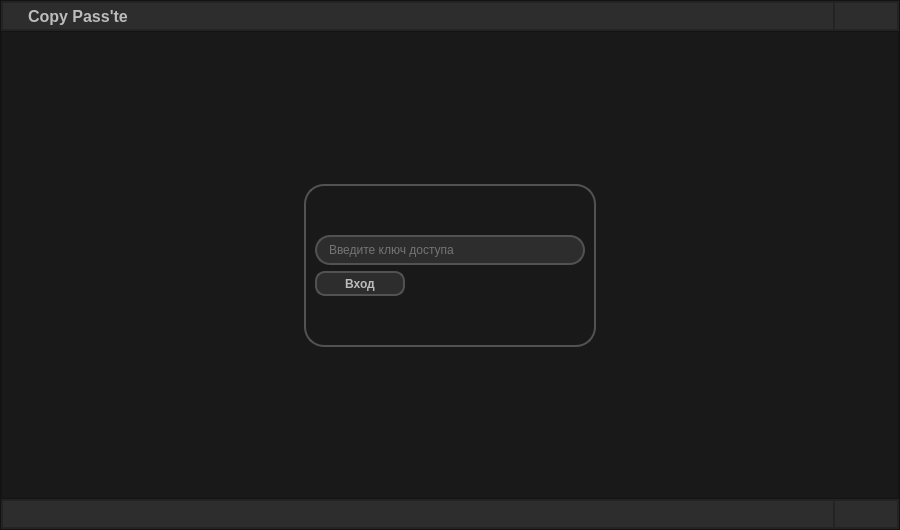
Old version of the form Main Source/ui_main.ui in the repository asyakoshka/Copy-Pass-te-Windows.
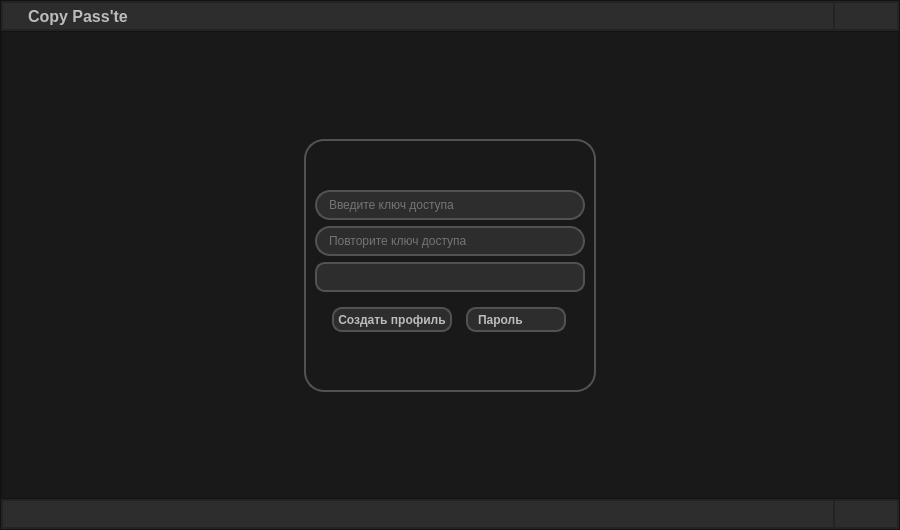
New version of the form. Icons and pictures are not drawn.

```diff
--- a/Main Source/ui_main.ui
+++ b/Main Source/ui_main.ui
@@ -25,6 +25,9 @@
    <string>Copy Pass'te</string>
   </property>
   <widget class="QWidget" name="centralwidget">
+   <property name="styleSheet">
+    <string notr="true"/>
+   </property>
    <layout class="QVBoxLayout" name="verticalLayout_5">
     <property name="spacing">
      <number>0</number>
@@ -372,6 +375,19 @@
             <property name="layoutDirection">
              <enum>Qt::LeftToRight</enum>
             </property>
+            <property name="styleSheet">
+             <string notr="true">QComboBox QAbstractItemView {
+	color: #BCBCBC;
+	background-color: #2D2D2E;
+	padding-left: 25px;
+	padding-right: 25px;
+	selection-background-color: #525252;
+	selection-border: 10px;
+}
+QComboBox QListView {
+	
+}</string>
+            </property>
             <property name="frameShape">
              <enum>QFrame::NoFrame</enum>
             </property>
@@ -417,45 +433,25 @@
                 </property>
                 <layout class="QGridLayout" name="gridLayout_2">
                  <item row="2" column="0">
-                  <widget class="QPushButton" name="btn_login_enter">
+                  <widget class="QLineEdit" name="edit_auth_rPass">
                    <property name="minimumSize">
                     <size>
-                     <width>90</width>
-                     <height>25</height>
-                    </size>
-                   </property>
-                   <property name="maximumSize">
-                    <size>
-                     <width>90</width>
-                     <height>25</height>
-                    </size>
-                   </property>
-                   <property name="sizeIncrement">
-                    <size>
-                     <width>0</width>
-                     <height>0</height>
-                    </size>
-                   </property>
-                   <property name="baseSize">
-                    <size>
-                     <width>0</width>
-                     <height>0</height>
+                     <width>230</width>
+                     <height>30</height>
                     </size>
                    </property>
                    <property name="font">
                     <font>
                      <family>Segoe UI</family>
-                     <pointsize>9</pointsize>
-                     <weight>75</weight>
-                     <bold>true</bold>
                     </font>
                    </property>
                    <property name="styleSheet">
-                    <string notr="true">QPushButton {
+                    <string notr="true">QLineEdit {
 	background-color: #2D2D2E;
-	color: #BCBCBC;
+	border-radius: 15px;
 	border: 2px solid #525252;
-	border-radius: 10px;
+	padding-left: 10px;
+	color: #BCBCBC;
 }
 QPushButton:hover {
 	background-color: #525252;
@@ -467,7 +463,13 @@
 }</string>
                    </property>
                    <property name="text">
-                    <string>Вход</string>
+                    <string/>
+                   </property>
+                   <property name="echoMode">
+                    <enum>QLineEdit::Password</enum>
+                   </property>
+                   <property name="placeholderText">
+                    <string>Повторите ключ доступа</string>
                    </property>
                   </widget>
                  </item>
@@ -524,6 +526,182 @@
                   </widget>
                  </item>
                  <item row="4" column="0">
+                  <widget class="QFrame" name="frame_change">
+                   <property name="styleSheet">
+                    <string notr="true">border: 0px;
+border-radius: 0px;</string>
+                   </property>
+                   <layout class="QHBoxLayout" name="horizontalLayout_9">
+                    <item>
+                     <widget class="QPushButton" name="btn_auth_create">
+                      <property name="minimumSize">
+                       <size>
+                        <width>120</width>
+                        <height>25</height>
+                       </size>
+                      </property>
+                      <property name="maximumSize">
+                       <size>
+                        <width>120</width>
+                        <height>25</height>
+                       </size>
+                      </property>
+                      <property name="sizeIncrement">
+                       <size>
+                        <width>0</width>
+                        <height>0</height>
+                       </size>
+                      </property>
+                      <property name="baseSize">
+                       <size>
+                        <width>0</width>
+                        <height>0</height>
+                       </size>
+                      </property>
+                      <property name="font">
+                       <font>
+                        <family>Segoe UI</family>
+                        <pointsize>9</pointsize>
+                        <weight>75</weight>
+                        <bold>true</bold>
+                       </font>
+                      </property>
+                      <property name="cursor">
+                       <cursorShape>PointingHandCursor</cursorShape>
+                      </property>
+                      <property name="styleSheet">
+                       <string notr="true">QPushButton {
+	background-color: #2D2D2E;
+	color: #BCBCBC;
+	border: 2px solid #525252;
+	border-radius: 10px;
+}
+QPushButton:hover {
+	background-color: #525252;
+	border: 2px solid #777777;
+}
+QPushButton:pressed {	
+	background-color: #2D2D2E;
+	border: 2px solid #8D8D8D;
+}</string>
+                      </property>
+                      <property name="text">
+                       <string>Создать профиль</string>
+                      </property>
+                      <property name="autoDefault">
+                       <bool>false</bool>
+                      </property>
+                      <property name="default">
+                       <bool>false</bool>
+                      </property>
+                      <property name="flat">
+                       <bool>false</bool>
+                      </property>
+                     </widget>
+                    </item>
+                    <item>
+                     <widget class="QComboBox" name="cmb_auth_change">
+                      <property name="minimumSize">
+                       <size>
+                        <width>100</width>
+                        <height>25</height>
+                       </size>
+                      </property>
+                      <property name="maximumSize">
+                       <size>
+                        <width>100</width>
+                        <height>25</height>
+                       </size>
+                      </property>
+                      <property name="font">
+                       <font>
+                        <family>Segoe UI</family>
+                        <pointsize>9</pointsize>
+                        <weight>75</weight>
+                        <bold>true</bold>
+                       </font>
+                      </property>
+                      <property name="cursor">
+                       <cursorShape>PointingHandCursor</cursorShape>
+                      </property>
+                      <property name="focusPolicy">
+                       <enum>Qt::NoFocus</enum>
+                      </property>
+                      <property name="contextMenuPolicy">
+                       <enum>Qt::DefaultContextMenu</enum>
+                      </property>
+                      <property name="toolTip">
+                       <string/>
+                      </property>
+                      <property name="autoFillBackground">
+                       <bool>false</bool>
+                      </property>
+                      <property name="styleSheet">
+                       <string notr="true">QComboBox{
+	color: #BCBCBC;
+	background-color: #2D2D2E;
+	padding-left: 10px;
+	border: 2px solid #525252;
+	border-radius: 10px;
+}
+QComboBox:hover{
+	background-color: #525252;
+	border: 2px solid #777777;
+}
+QComboBox::drop-down {
+	subcontrol-origin: padding;
+    subcontrol-position: top right;
+    width: 25px;
+    border-top-right-radius: 3px;
+    border-bottom-right-radius: 3px;
+ }
+QComboBox::down-arrow {
+    image: url(:/topButtons/Resources/icons/arrow-bot.png);
+}
+QComboBox::down-arrow:on {
+	image: url(:/topButtons/Resources/icons/arrow-top.png);
+}</string>
+                      </property>
+                      <property name="editable">
+                       <bool>false</bool>
+                      </property>
+                      <property name="currentText">
+                       <string>Пароль</string>
+                      </property>
+                      <property name="maxVisibleItems">
+                       <number>2</number>
+                      </property>
+                      <property name="insertPolicy">
+                       <enum>QComboBox::InsertAtBottom</enum>
+                      </property>
+                      <property name="iconSize">
+                       <size>
+                        <width>16</width>
+                        <height>16</height>
+                       </size>
+                      </property>
+                      <property name="duplicatesEnabled">
+                       <bool>false</bool>
+                      </property>
+                      <property name="frame">
+                       <bool>true</bool>
+                      </property>
+                      <item>
+                       <property name="text">
+                        <string>Пароль</string>
+                       </property>
+                      </item>
+                      <item>
+                       <property name="text">
+                        <string>USB</string>
+                       </property>
+                      </item>
+                     </widget>
+                    </item>
+                   </layout>
+                  </widget>
+                 </item>
+                 <item row="7" column="0">
                   <spacer name="verticalSpacer_4">
                    <property name="orientation">
                     <enum>Qt::Vertical</enum>
@@ -536,6 +714,95 @@
                    </property>
                   </spacer>
                  </item>
+                 <item row="3" column="0">
+                  <widget class="QComboBox" name="cmb_auth_usb">
+                   <property name="minimumSize">
+                    <size>
+                     <width>230</width>
+                     <height>30</height>
+                    </size>
+                   </property>
+                   <property name="maximumSize">
+                    <size>
+                     <width>16777215</width>
+                     <height>16777215</height>
+                    </size>
+                   </property>
+                   <property name="font">
+                    <font>
+                     <family>Segoe UI</family>
+                     <pointsize>9</pointsize>
+                     <weight>75</weight>
+                     <bold>true</bold>
+                    </font>
+                   </property>
+                   <property name="cursor">
+                    <cursorShape>PointingHandCursor</cursorShape>
+                   </property>
+                   <property name="focusPolicy">
+                    <enum>Qt::NoFocus</enum>
+                   </property>
+                   <property name="contextMenuPolicy">
+                    <enum>Qt::DefaultContextMenu</enum>
+                   </property>
+                   <property name="toolTip">
+                    <string/>
+                   </property>
+                   <property name="autoFillBackground">
+                    <bool>false</bool>
+                   </property>
+                   <property name="styleSheet">
+                    <string notr="true">QComboBox{
+	color: #BCBCBC;
+	background-color: #2D2D2E;
+	padding-left: 10px;
+	border: 2px solid #525252;
+	border-radius: 10px;
+}
+QComboBox:hover{
+	background-color: #525252;
+	border: 2px solid #777777;
+}
+QComboBox::drop-down {
+	subcontrol-origin: padding;
+    subcontrol-position: top right;
+    width: 25px;
+    border-top-right-radius: 3px;
+    border-bottom-right-radius: 3px;
+ }
+QComboBox::down-arrow {
+    image: url(:/topButtons/Resources/icons/arrow-bot.png);
+}
+QComboBox::down-arrow:on {
+	image: url(:/topButtons/Resources/icons/arrow-top.png);
+}</string>
+                   </property>
+                   <property name="editable">
+                    <bool>false</bool>
+                   </property>
+                   <property name="currentText">
+                    <string/>
+                   </property>
+                   <property name="maxVisibleItems">
+                    <number>2</number>
+                   </property>
+                   <property name="insertPolicy">
+                    <enum>QComboBox::InsertAtBottom</enum>
+                   </property>
+                   <property name="iconSize">
+                    <size>
+                     <width>16</width>
+                     <height>16</height>
+                    </size>
+                   </property>
+                   <property name="duplicatesEnabled">
+                    <bool>false</bool>
+                   </property>
+                   <property name="frame">
+                    <bool>true</bool>
+                   </property>
+                  </widget>
+                 </item>
                 </layout>
                </widget>
               </item>
```
Left out of the diff: 43 changed lines with no effect on the pictures.
